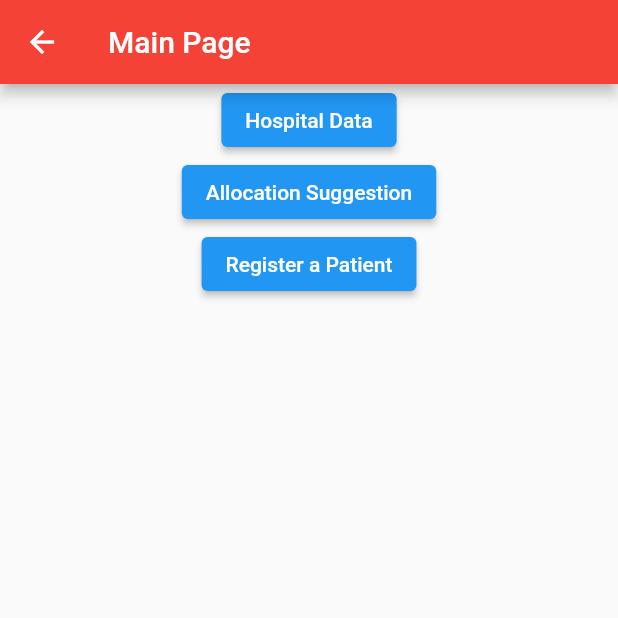
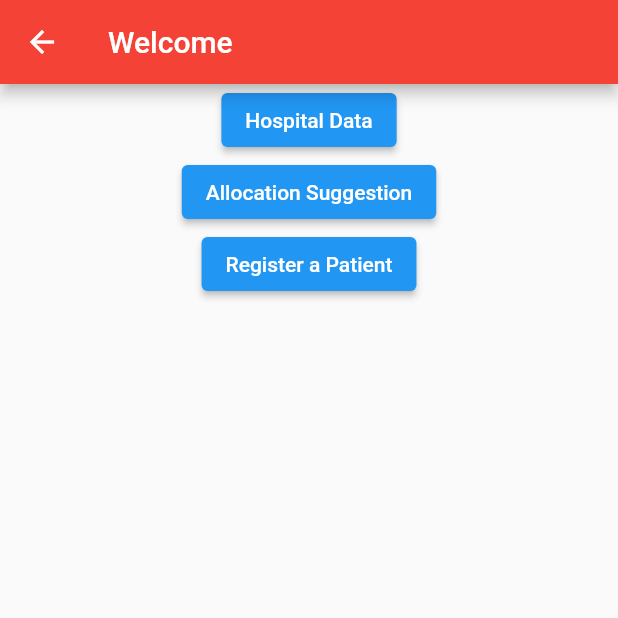
Before and after one commit to adi-25704/Flutter, a Flutter app: the MainPage_H screen opened directly, on a phone screen of 412 x 824 dp, the top half of it. Run offline on Flutter 3.47's test engine with Material 2 defaults, Android fonts, the phone set to English and light mode, and no system bars; our stand-ins replace firebase_auth, firebase_core, firebase_database; accounts and stored records are empty.

Commit message:
Filenames modified

```diff
--- a/flutter_application_1/lib/Allocation_Suggestion.dart
+++ b/flutter_application_1/lib/Allocation_Suggestion.dart
@@ -5,7 +5,7 @@ class Allocation_Suggestion extends StatelessWidget{
     return Scaffold(
       appBar: AppBar(
         backgroundColor: Colors.red,
-        title: const Text('Main Page')
+        title: const Text('Allocation Suggestion')
       ),
     );
   }
--- a/flutter_application_1/lib/Hospital_Data.dart
+++ b/flutter_application_1/lib/Hospital_Data.dart
@@ -5,7 +5,6 @@ class Hospital_Data extends StatelessWidget{
     Widget build(BuildContext context){
     return Scaffold(
       appBar: AppBar(
-        centerTitle: true,
         title: const  Text("Hospital data"),backgroundColor: Colors.red,
       ),
       body: Center(
--- a/flutter_application_1/lib/Personal.dart
+++ b/flutter_application_1/lib/Patient.dart
@@ -1,5 +1,5 @@
 import 'package:flutter/material.dart';
-import 'registerPatient.dart';
+import 'registerView_P.dart';
 import 'H_login.dart';
 import 'loginview_P.dart';
 class Personal extends StatelessWidget{
--- a/flutter_application_1/lib/PatientData.dart
+++ b/flutter_application_1/lib/PatientData.dart
@@ -13,7 +13,7 @@ class _MainPageState extends State<Patient_Data> {
     return Scaffold(
       appBar: AppBar(
         backgroundColor: Colors.red,
-        title: const Text('Main Page')
+        title: const Text('Your Data')
       ),
     );
   }
--- a/flutter_application_1/lib/h_login.dart
+++ b/flutter_application_1/lib/h_login.dart
@@ -1,7 +1,7 @@
 import 'package:flutter/material.dart';
 import 'Hospital_Data.dart';
-import 'main_login.dart';
-import 'registerPatient.dart';
+import 'Internal_Homepage.dart';
+import 'registerView_P.dart';
 class H_login extends StatelessWidget{
   @override
   Widget build(BuildContext context) {
--- a/flutter_application_1/lib/h_register.dart
+++ b/flutter_application_1/lib/h_register.dart
@@ -1,6 +1,6 @@
 import 'package:flutter/material.dart';
 
-import 'registerPatient.dart';
+import 'registerView_P.dart';
 
 class H_register extends StatelessWidget{
   @override
--- a/flutter_application_1/lib/homepage.dart
+++ b/flutter_application_1/lib/homepage.dart
@@ -1,6 +1,6 @@
 import 'package:flutter/material.dart';
 import 'hospital.dart';
-import 'Personal.dart';
+import 'Patient.dart';
 
 class Homepage extends StatelessWidget{
   @override
--- a/flutter_application_1/lib/hospital.dart
+++ b/flutter_application_1/lib/hospital.dart
@@ -1,7 +1,7 @@
 import 'package:flutter/material.dart';
 import 'h_login.dart';
 import 'h_register.dart';
-import 'registerPatient.dart';
+import 'registerView_P.dart';
 import 'loginview_P.dart';
 import 'registerView_H.dart';
 import 'loginview_H.dart';
--- a/flutter_application_1/lib/loginview_H.dart
+++ b/flutter_application_1/lib/loginview_H.dart
@@ -4,7 +4,7 @@ import 'package:firebase_database/firebase_database.dart';
 import 'package:flutter/material.dart';
 import 'firebase_options.dart';
 import 'mainpage_H.dart';
-import 'registerPatient.dart';
+import 'registerView_P.dart';
 import 'registerView_H.dart';
 class LoginView_H extends StatefulWidget {
   const LoginView_H({super.key});
--- a/flutter_application_1/lib/mainpage_H.dart
+++ b/flutter_application_1/lib/mainpage_H.dart
@@ -2,7 +2,7 @@ import 'package:flutter/material.dart';
 import 'Allocation_Suggestion.dart';
 import 'Hospital_Data.dart';
 import 'PatientData.dart';
-import 'registerPatient.dart';
+import 'registerView_P.dart';
 class MainPage_H extends StatefulWidget {
   const MainPage_H({super.key});
 
@@ -16,7 +16,7 @@ class _MainPageState extends State<MainPage_H> {
     return Scaffold(
       appBar: AppBar(
         backgroundColor: Colors.red,
-        title: const Text('Main Page')),
+        title: const Text('Welcome')),
       body: Center(
         child: Column(
           children: [
--- a/flutter_application_1/lib/mainpage_P.dart
+++ b/flutter_application_1/lib/mainpage_P.dart
@@ -13,7 +13,7 @@ class _MainPageState extends State<MainPage_P> {
     return Scaffold(
       appBar: AppBar(
         backgroundColor: Colors.red,
-        title: const Text('Main Page')
+        title: const Text('Welcome')
       ),
       body: Center(
         child: Column(
--- a/flutter_application_1/lib/registerPatient.dart
+++ b/flutter_application_1/lib/registerView_P.dart
@@ -3,7 +3,7 @@ import 'package:flutter/material.dart';
 import 'package:firebase_auth/firebase_auth.dart';
 import 'loginview_P.dart';
 import 'firebase_options.dart';
-import 'main_login.dart';
+import 'Internal_Homepage.dart';
 import 'package:firebase_database/firebase_database.dart';
 class RegisterView extends StatefulWidget {
   const RegisterView({super.key});
@@ -33,8 +33,8 @@ class _RegisterViewState extends State<RegisterView> {
   Widget build(BuildContext context) {
     return Scaffold(
       appBar: AppBar(
-        title: const Text("Register"),
-        centerTitle: true, backgroundColor: Colors.red,
+        title: const Text("Register Patient"),
+         backgroundColor: Colors.red,
       ),
       body: FutureBuilder(
         future:
```
Also changed, not shown: flutter_application_1/lib/Internal_Homepage.dart (renamed from flutter_application_1/lib/main_login.dart).
